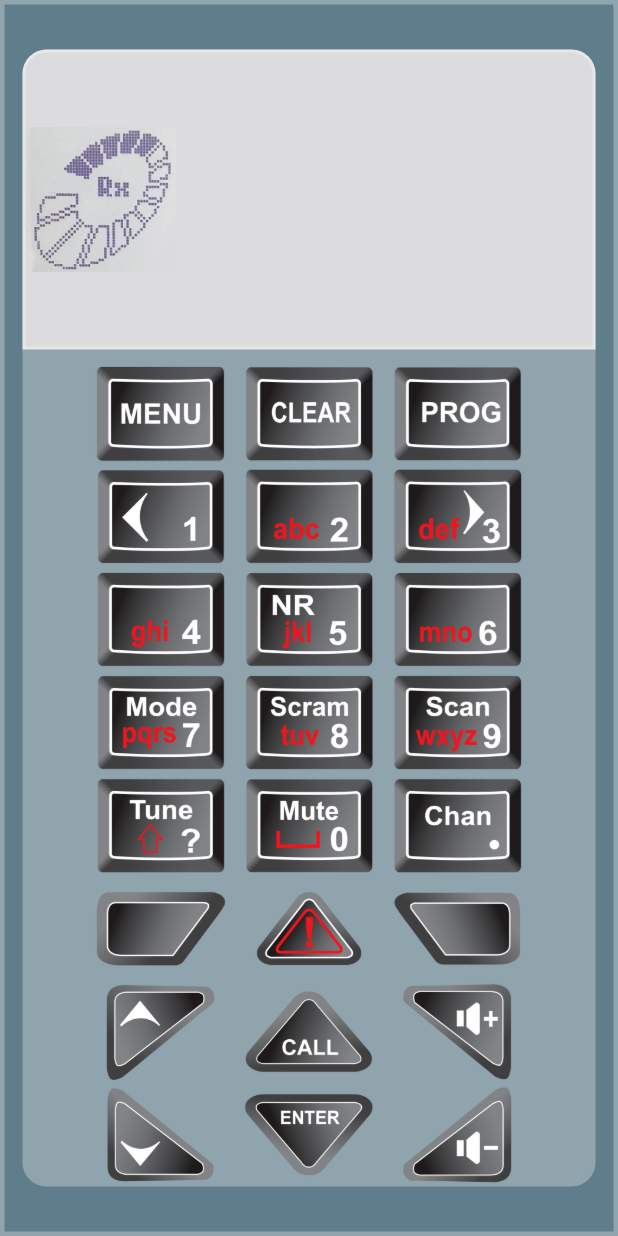
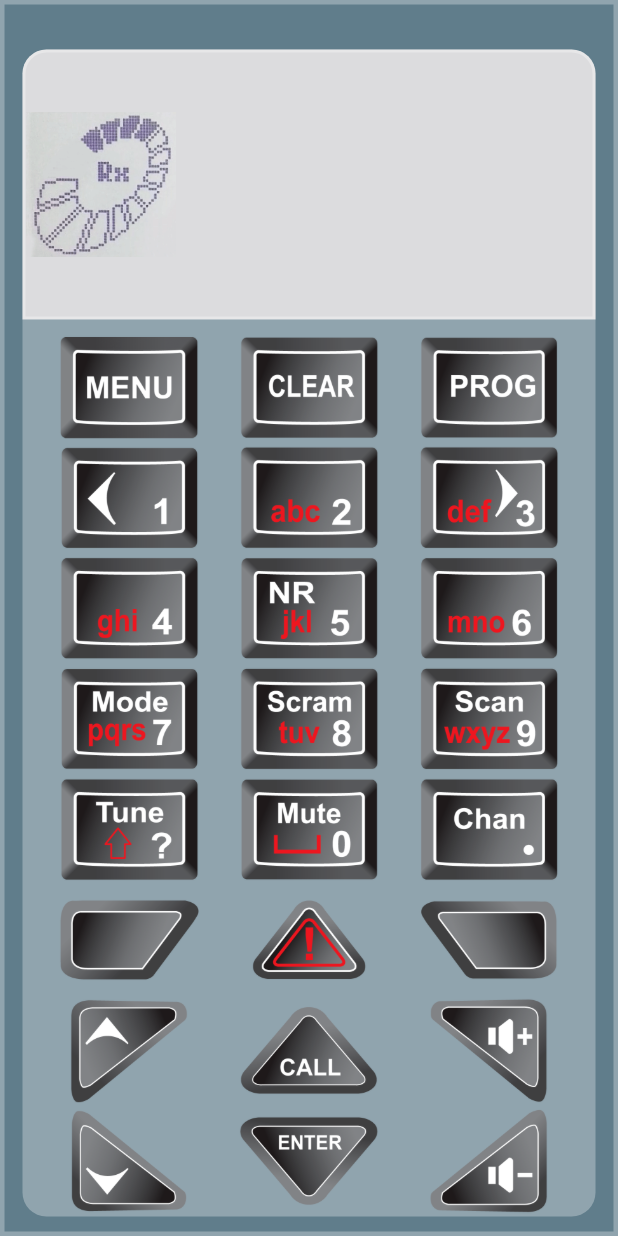
Before and after one commit to hadiuzzaman524/Barrett-2090-XV-3088-Flutter-Simulation, a Flutter app: the BarretSetupScreen screen opened directly, on a phone screen of 412 x 824 dp. Run offline on Flutter 3.47's test engine with Material 2 defaults, Android fonts, the phone set to English and light mode, and no system bars.

Commit message:
refactor: change padding barret device screen

```diff
--- a/lib/presentation/feature/barret_setup/barret_setup_screen.dart
+++ b/lib/presentation/feature/barret_setup/barret_setup_screen.dart
@@ -8,14 +8,14 @@ class BarretSetupScreen extends StatelessWidget {
   Widget build(BuildContext context) {
     return Scaffold(
         body: Container(
-      padding: const EdgeInsets.symmetric(horizontal: 12, vertical: 30),
+      padding: const EdgeInsets.only(left: 12, right: 12, top: 30, bottom: 10),
       decoration: BoxDecoration(
           color: Colors.blueGrey,
           border: Border.all(width: 3, color: Colors.white30)),
       child: Column(
         children: [
           Container(
-            height: 200,
+            height: 180,
             width: double.infinity,
             decoration: BoxDecoration(
               color: const Color(0xffDCDCDE),
@@ -50,40 +50,70 @@ class BarretSetupScreen extends StatelessWidget {
                     firstButtonImageUrl: "images/menu.PNG",
                     secondButtonImageUrl: 'images/clear.PNG',
                     thirdButtonImageUrl: 'images/prog.PNG',
+
+                    ///menu
                     onTapFirstButton: () {},
+
+                    ///clear
                     onTapSecondButton: () {},
+
+                    ///prog
                     onTapThirdButton: () {},
                   ),
                   BarretButtonRow(
                     firstButtonImageUrl: "images/one.PNG",
                     secondButtonImageUrl: 'images/two.PNG',
                     thirdButtonImageUrl: 'images/three.PNG',
+
+                    ///one
                     onTapFirstButton: () {},
+
+                    ///two
                     onTapSecondButton: () {},
+
+                    ///three
                     onTapThirdButton: () {},
                   ),
                   BarretButtonRow(
                     firstButtonImageUrl: "images/four.png",
                     secondButtonImageUrl: 'images/five.png',
                     thirdButtonImageUrl: 'images/six.png',
+
+                    ///four
                     onTapFirstButton: () {},
+
+                    ///five
                     onTapSecondButton: () {},
+
+                    ///six
                     onTapThirdButton: () {},
                   ),
                   BarretButtonRow(
                     firstButtonImageUrl: "images/seven.png",
                     secondButtonImageUrl: 'images/eight.png',
                     thirdButtonImageUrl: 'images/nine.png',
+
+                    ///seven
                     onTapFirstButton: () {},
+
+                    ///eight
                     onTapSecondButton: () {},
+
+                    ///nine
                     onTapThirdButton: () {},
                   ),
                   BarretButtonRow(
                     firstButtonImageUrl: "images/tune.png",
                     secondButtonImageUrl: 'images/zero.png',
                     thirdButtonImageUrl: 'images/chan.png',
+
+                    ///tune
                     onTapFirstButton: () {},
+
+                    ///zero
                     onTapSecondButton: () {},
+
+                    ///chan
                     onTapThirdButton: () {},
                   ),
                   BarretButtonRow(
--- a/lib/presentation/widgets/barret_button_row.dart
+++ b/lib/presentation/widgets/barret_button_row.dart
@@ -23,19 +23,19 @@ class BarretButtonRow extends StatelessWidget {
   Widget build(BuildContext context) {
     return Flexible(
       child: Row(
-        mainAxisAlignment: MainAxisAlignment.center,
+        mainAxisAlignment: MainAxisAlignment.spaceEvenly,
         crossAxisAlignment: CrossAxisAlignment.center,
         children: [
           BarretButton(
             onTap: onTapFirstButton,
             imageUrl: firstButtonImageUrl,
           ),
-          const SizedBox(width: 8),
+
           BarretButton(
             onTap: onTapSecondButton,
             imageUrl: secondButtonImageUrl,
           ),
-          const SizedBox(width: 8),
+
           BarretButton(
             onTap: onTapThirdButton,
             imageUrl: thirdButtonImageUrl,
```
Also changed, not shown: lib/presentation/feature/xv_setup/xv_setup_screen.dart (+12 -0 lines).
